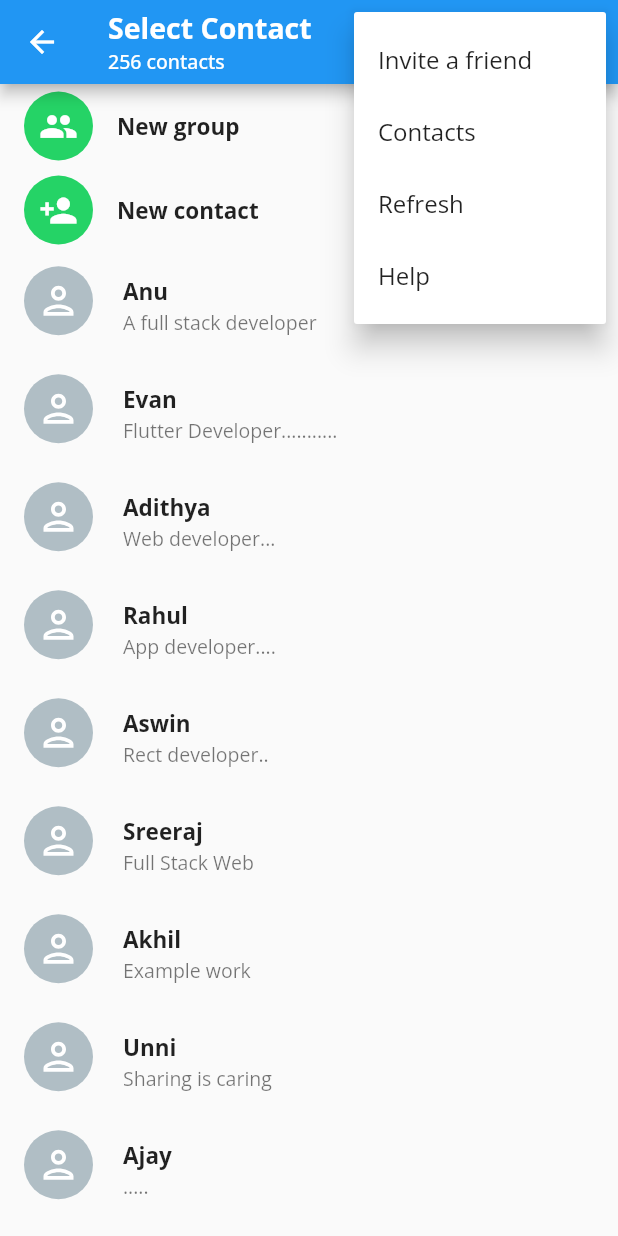
After one commit to Sooraj-s-98/WhatsAppClone, a Flutter app: the SelectContact screen opened directly, after a tap on the "more vert" icon, on a phone screen of 412 x 824 dp. The commit adds this screen. Run offline on Flutter 3.47's test engine with Material 2 defaults, Android fonts, the phone set to English and light mode, and no system bars; our stand-ins replace flutter_svg; missing offline and left inert: emoji_picker.

Commit message:
contact page added

```diff
--- /dev/null
+++ b/lib/CustomUI/ButtonCard.dart
@@ -0,0 +1,30 @@
+import 'package:flutter/material.dart';
+
+class ButtonCard extends StatelessWidget {
+  const ButtonCard({Key? key, required this.name, required this.icon})
+      : super(key: key);
+  final String name;
+  final IconData icon;
+
+  @override
+  Widget build(BuildContext context) {
+    return ListTile(
+      leading: CircleAvatar(
+        radius: 23,
+        child: Icon(
+          icon,
+          size: 26,
+          color: Colors.white,
+        ),
+        backgroundColor: Color(0xFF25D366),
+      ),
+      title: Text(
+        name,
+        style: TextStyle(
+          fontSize: 15,
+          fontWeight: FontWeight.bold,
+        ),
+      ),
+    );
+  }
+}
--- /dev/null
+++ b/lib/CustomUI/ContactCard.dart
@@ -0,0 +1,60 @@
+import 'package:firstapp/Models/ChatModel.dart';
+import 'package:flutter/material.dart';
+import 'package:flutter_svg/flutter_svg.dart';
+
+class ContactCard extends StatelessWidget {
+  const ContactCard({Key? key, required this.contact}) : super(key: key);
+  final ChatModel contact;
+
+  @override
+  Widget build(BuildContext context) {
+    return ListTile(
+      leading: Container(
+        width: 50,
+        height: 53,
+        child: Stack(
+          children: [
+            CircleAvatar(
+              radius: 23,
+              child: SvgPicture.asset(
+                "assets/person.svg",
+                color: Colors.white,
+                height: 30,
+                width: 30,
+              ),
+              backgroundColor: Colors.blueGrey[200],
+            ),
+            contact.select
+                ? Positioned(
+                    bottom: 4,
+                    right: 5,
+                    child: CircleAvatar(
+                      backgroundColor: Colors.teal,
+                      radius: 11,
+                      child: Icon(
+                        Icons.check,
+                        color: Colors.white,
+                        size: 18,
+                      ),
+                    ),
+                  )
+                : Container(),
+          ],
+        ),
+      ),
+      title: Text(
+        contact.name,
+        style: TextStyle(
+          fontSize: 15,
+          fontWeight: FontWeight.bold,
+        ),
+      ),
+      subtitle: Text(
+        contact.status,
+        style: TextStyle(
+          fontSize: 13,
+        ),
+      ),
+    );
+  }
+}
--- a/lib/Pages/ChatPgae.dart
+++ b/lib/Pages/ChatPgae.dart
@@ -1,5 +1,6 @@
 import 'package:firstapp/CustomUI/CustomCard.dart';
 import 'package:firstapp/Models/ChatModel.dart';
+import 'package:firstapp/screens/SelectContact.dart';
 import 'package:flutter/material.dart';
 
 class ChatPage extends StatefulWidget {
@@ -51,7 +52,10 @@ class _ChatPageState extends State<ChatPage> {
   Widget build(BuildContext context) {
     return Scaffold(
       floatingActionButton: FloatingActionButton(
-        onPressed: () {},
+        onPressed: () {
+          Navigator.push(context,
+              MaterialPageRoute(builder: (builder) => SelectContact()));
+        },
         child: Icon(Icons.chat),
       ),
       body: ListView.builder(
--- /dev/null
+++ b/lib/screens/SelectContact.dart
@@ -0,0 +1,107 @@
+import 'package:flutter/material.dart';
+import 'package:firstapp/CustomUI/ContactCard.dart';
+import 'package:firstapp/CustomUI/ButtonCard.dart';
+import 'package:firstapp/Models/ChatModel.dart';
+
+class SelectContact extends StatefulWidget {
+  const SelectContact({Key? key}) : super(key: key);
+
+  @override
+  _SelectContactState createState() => _SelectContactState();
+}
+
+class _SelectContactState extends State<SelectContact> {
+  @override
+  Widget build(BuildContext context) {
+    List<ChatModel> contacts = [
+      ChatModel(name: "Anu", status: "A full stack developer"),
+      ChatModel(name: "Evan", status: "Flutter Developer..........."),
+      ChatModel(name: "Adithya", status: "Web developer..."),
+      ChatModel(name: "Rahul", status: "App developer...."),
+      ChatModel(name: "Aswin", status: "Rect developer.."),
+      ChatModel(name: "Sreeraj", status: "Full Stack Web"),
+      ChatModel(name: "Akhil", status: "Example work"),
+      ChatModel(name: "Unni", status: "Sharing is caring"),
+      ChatModel(name: "Ajay", status: "....."),
+      ChatModel(name: "Bipin", status: "Love you Mom Dad"),
+      ChatModel(name: "Aromal", status: "I find the bugs"),
+    ];
+    return Scaffold(
+        appBar: AppBar(
+          title: Column(
+            mainAxisAlignment: MainAxisAlignment.start,
+            crossAxisAlignment: CrossAxisAlignment.start,
+            children: [
+              Text(
+                "Select Contact",
+                style: TextStyle(
+                  fontSize: 19,
+                  fontWeight: FontWeight.bold,
+                ),
+              ),
+              Text(
+                "256 contacts",
+                style: TextStyle(
+                  fontSize: 13,
+                ),
+              )
+            ],
+          ),
+          actions: [
+            IconButton(
+                icon: Icon(
+                  Icons.search,
+                  size: 26,
+                ),
+                onPressed: () {}),
+            PopupMenuButton<String>(
+              padding: EdgeInsets.all(0),
+              onSelected: (value) {
+                print(value);
+              },
+              itemBuilder: (BuildContext contesxt) {
+                return [
+                  PopupMenuItem(
+                    child: Text("Invite a friend"),
+                    value: "Invite a friend",
+                  ),
+                  PopupMenuItem(
+                    child: Text("Contacts"),
+                    value: "Contacts",
+                  ),
+                  PopupMenuItem(
+                    child: Text("Refresh"),
+                    value: "Refresh",
+                  ),
+                  PopupMenuItem(
+                    child: Text("Help"),
+                    value: "Help",
+                  ),
+                ];
+              },
+            ),
+          ],
+        ),
+        body: ListView.builder(
+            itemCount: contacts.length + 2,
+            itemBuilder: (context, index) {
+              if (index == 0) {
+                return InkWell(
+                  onTap: () {},
+                  child: ButtonCard(
+                    icon: Icons.group,
+                    name: "New group",
+                  ),
+                );
+              } else if (index == 1) {
+                return ButtonCard(
+                  icon: Icons.person_add,
+                  name: "New contact",
+                );
+              }
+              return ContactCard(
+                contact: contacts[index - 2],
+              );
+            }));
+  }
+}
```
